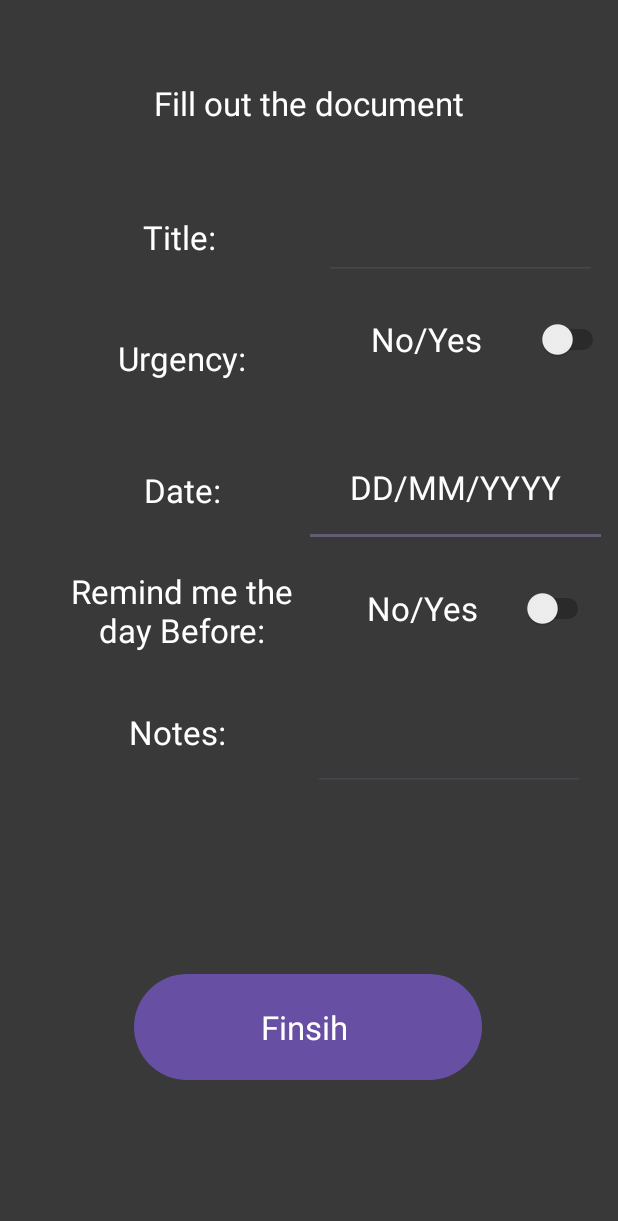
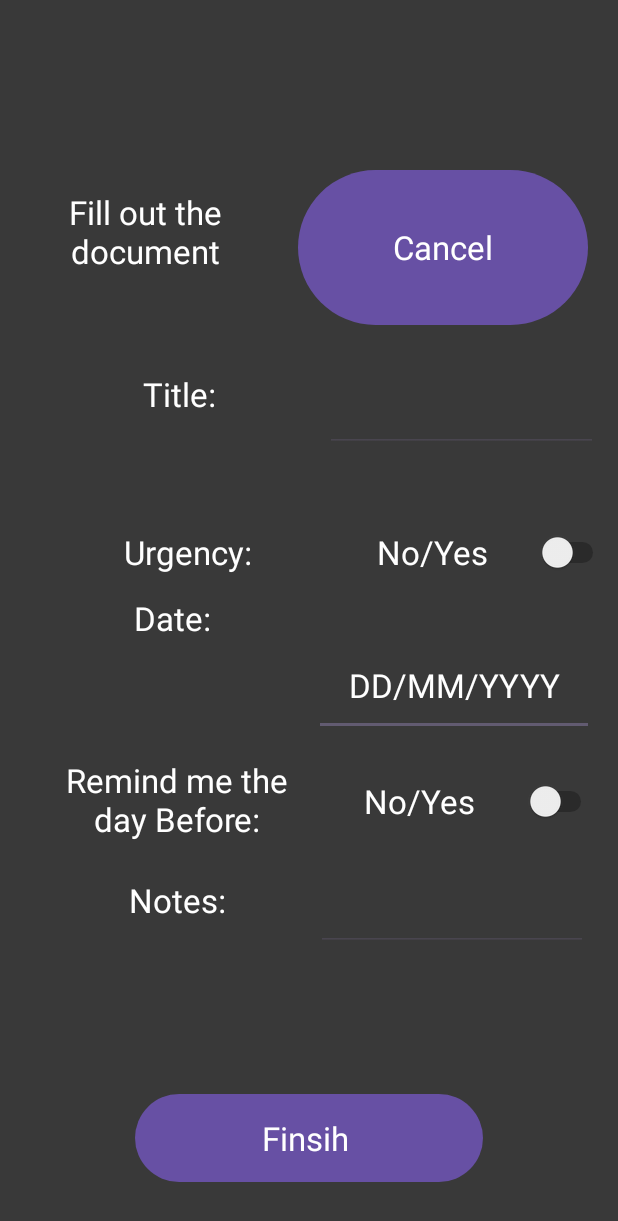
Before and after one commit to mohammadabk2/KeepTasks, an Android app: the screen it shows after launch (CreateTask), after a tap on "Add Task", on a phone screen of 412 x 824 dp. Shown: the top 1221 px of the screen. Run offline under Robolectric (Android 15) with nearby library versions, the light colour scheme and no system bars.

Commit message:
make objects to view

```diff
--- a/app/build.gradle.kts
+++ b/app/build.gradle.kts
@@ -8,7 +8,7 @@ android {
 
     defaultConfig {
         applicationId = "com.example.keeptasks"
-        minSdk = 34
+        minSdk = 29
         targetSdk = 34
         versionCode = 1
         versionName = "1.0"
--- a/app/src/main/java/com/example/keeptasks/CreateTask.java
+++ b/app/src/main/java/com/example/keeptasks/CreateTask.java
@@ -6,7 +6,6 @@ import android.widget.Button;
 import android.view.View;
 import android.util.Log;
 import android.content.Intent;
-import android.content.Context;
 import android.widget.EditText;
 import android.widget.Switch;
 import android.widget.Toast;
@@ -14,18 +13,16 @@ import android.widget.Toast;
 public class CreateTask extends AppCompatActivity {
     private int count1 = 0;
     private int count2 = 0;
-    private static final int CREATE_CODE = 40;
 
     @Override
     protected void onCreate(Bundle savedInstanceState) {
         super.onCreate(savedInstanceState);
         setContentView(R.layout.activity_createtask);
 
-        // Intents and Activities
+        // Intent
         Intent intent = new Intent(getApplicationContext(), MainActivity.class);
-
         // Screen Objects
-        Button btndn = (Button) findViewById(R.id.btndone);
+        Button btndn = (Button) findViewById(R.id.btnalltask);
         EditText txtName = (EditText) findViewById(R.id.taskfiled);
         Switch urgent = (Switch) findViewById(R.id.switchurgent);
         EditText txtNote = (EditText) findViewById(R.id.notefiled);
@@ -55,7 +52,7 @@ public class CreateTask extends AppCompatActivity {
                 // TODO: Date check if valid if empty and add it as an alarm
                 if (DateBefroe && count2 == 0) {// for dayBefore checkbox
                     count2++;
-                    FileMaker daybeforere = new FileMaker(Name + "Day Before Reminder", urgent.isChecked(), false,
+                    FileMaker daybeforere = new FileMaker(Name + " Day Before Reminder", urgent.isChecked(), false,
                             Note);// create new file
                     // create another notifaction the day before
                 }
@@ -63,6 +60,8 @@ public class CreateTask extends AppCompatActivity {
                 if (!Name.matches("") && DateisRight) {
                     FileMaker daybeforere = new FileMaker(Name, urgent.isChecked(), DateBefroe, Note);
                     startActivity(intent);
+                    finish();
+
                 }
             }
         };
--- a/app/src/main/java/com/example/keeptasks/FileReader.java
+++ /dev/null
@@ -1,4 +0,0 @@
-package com.example.keeptasks;
-
-public class FileReader {
-}
--- a/app/src/main/java/com/example/keeptasks/MainActivity.java
+++ b/app/src/main/java/com/example/keeptasks/MainActivity.java
@@ -13,48 +13,56 @@ public class MainActivity extends AppCompatActivity {
     protected void onCreate(Bundle savedInstanceState) {
         super.onCreate(savedInstanceState);
         setContentView(R.layout.activity_main);
-        // move between pages
+
         Intent intentTask = new Intent(getApplicationContext(), CreateTask.class);
-        Intent intentSettings = new Intent(getApplicationContext(), Settings.class);
-
-        // screen Objects
         Button btnadd = (Button) findViewById(R.id.btnadd);
-        Button btnurgent = (Button) findViewById(R.id.btngourgent);
-        Button btnnormal = (Button) findViewById(R.id.btngonormal);
-        Button btnAll = (Button) findViewById(R.id.btndone);
-        Button btngosetting = (Button) findViewById(R.id.btnsettings);
-
-        // Listeners
         android.view.View.OnClickListener addlistener = new View.OnClickListener() {
             public void onClick(View v) {
                 // TODO:add create alarm function here
                 Log.d("BUTTONS", "User tapped the add button");
+                finish();
                 startActivity(intentTask);
-                // setContentView(R.layout.activity_createtask);
+                // finish();
             }
         };
         btnadd.setOnClickListener(addlistener);
-        android.view.View.OnClickListener urgentgolistener = new View.OnClickListener() {
-            public void onClick(View v) {
-                // TODO:add create go to Urgent screen
-                Log.d("BUTTONS", "User tapped the go to Urgent button");
-            }
-        };
-        btnurgent.setOnClickListener(urgentgolistener);
-        android.view.View.OnClickListener normalgolistener = new View.OnClickListener() {
-            public void onClick(View v) {
-                // TODO:add create go to normal screen
-                Log.d("BUTTONS", "User tapped the go to normal button");
-            }
-        };
-        btnnormal.setOnClickListener(normalgolistener);
+
+        Button btnAll = (Button) findViewById(R.id.btnalltask);
+        Intent intentTasksAll = new Intent(getApplicationContext(), TaskBody.class);
         android.view.View.OnClickListener allgolistener = new View.OnClickListener() {
             public void onClick(View v) {
-                // TODO:add create go to normal screen
+                // TODO:add create go to All screen
                 Log.d("BUTTONS", "User tapped the go to ALL button");
+                finish();
+                startActivity(intentTasksAll);
+                // finish();
+
             }
         };
         btnAll.setOnClickListener(allgolistener);
+
+        // Button btnurgent = (Button) findViewById(R.id.btngourgent);
+        // android.view.View.OnClickListener urgentgolistener = new
+        // View.OnClickListener() {
+        // public void onClick(View v) {
+        // // TODO:add create go to Urgent screen
+        // Log.d("BUTTONS", "User tapped the go to Urgent button");
+        // }
+        // };
+        // btnurgent.setOnClickListener(urgentgolistener);
+
+        // Button btnnormal = (Button) findViewById(R.id.btngonormal);
+        // android.view.View.OnClickListener normalgolistener = new
+        // View.OnClickListener() {
+        // public void onClick(View v) {
+        // // TODO:add create go to normal screen
+        // Log.d("BUTTONS", "User tapped the go to normal button");
+        // }
+        // };
+        // btnnormal.setOnClickListener(normalgolistener);
+
+        Button btngosetting = (Button) findViewById(R.id.btnsettings);
+        Intent intentSettings = new Intent(getApplicationContext(), Settings.class);
         android.view.View.OnClickListener settingslistener = new View.OnClickListener() {
             public void onClick(View v) {
                 // TODO:add create go to normal screen
@@ -63,6 +71,18 @@ public class MainActivity extends AppCompatActivity {
             }
         };
         btngosetting.setOnClickListener(settingslistener);
+
+        Button btnExit = (Button) findViewById(R.id.btnexit);
+        android.view.View.OnClickListener exitlistener = new View.OnClickListener() {
+            public void onClick(View v) {
+                // TODO:add create go to normal screen
+                finish();
+                Log.d("BUTTONS", "User tapped the Exit button");
+                // finish();
+            }
+        };
+        btnExit.setOnClickListener(exitlistener);
+
     }
 
 }
--- a/app/src/main/java/com/example/keeptasks/Settings.java
+++ b/app/src/main/java/com/example/keeptasks/Settings.java
@@ -16,12 +16,13 @@ public class Settings extends AppCompatActivity {
         //move between pages
         Intent intent = new Intent(getApplicationContext(), MainActivity.class);
         // buttons
-        Button btnexit = (Button) findViewById(R.id.btnext);
+        Button btnexit = (Button) findViewById(R.id.btedit);
         // Listeners
         android.view.View.OnClickListener exitlistener = new View.OnClickListener() {
             public void onClick(View v) {
                 // TODO: create alarm and set in storage
                 Log.d("BUTTONS", "User tapped the Exit button");
+                finish();
                 startActivity(intent);
             }
         };
--- a/app/src/main/res/layout/activity_createtask.xml
+++ b/app/src/main/res/layout/activity_createtask.xml
@@ -5,180 +5,153 @@
     android:layout_width="match_parent"
     android:layout_height="match_parent"
     android:background="#393939"
-    tools:context=".MainActivity">
+    tools:context=".CreateTask">
 
 
+    <Button
+        android:id="@+id/btncancel"
+        android:layout_width="0dp"
+        android:layout_height="0dp"
+        android:layout_marginTop="109dp"
+        android:layout_marginEnd="20dp"
+        android:layout_marginBottom="92dp"
+        android:text="Cancel"
+        android:textAppearance="@style/TextAppearance.AppCompat.Large"
+        app:layout_constraintBottom_toTopOf="@+id/switchurgent"
+        app:layout_constraintEnd_toEndOf="parent"
+        app:layout_constraintStart_toEndOf="@+id/txttitle"
+        app:layout_constraintTop_toTopOf="parent" />
+
     <TextView
-        android:id="@+id/textView5"
+        android:id="@+id/txttitle"
         android:layout_width="0dp"
-        android:layout_height="66dp"
-        android:layout_marginTop="142dp"
-        android:layout_marginBottom="142dp"
+        android:layout_height="0dp"
+        android:layout_marginTop="109dp"
+        android:layout_marginEnd="5dp"
+        android:layout_marginBottom="11dp"
         android:gravity="center"
-        android:text="Urgency:"
+        android:text="Fill out the document"
         android:textAppearance="@style/TextAppearance.AppCompat.Large"
         android:textColor="#FFFFFF"
-        app:layout_constraintBottom_toTopOf="@+id/textView6"
-        app:layout_constraintEnd_toStartOf="@+id/switchurgent"
-        app:layout_constraintStart_toStartOf="@+id/textView4"
-        app:layout_constraintTop_toTopOf="@+id/txttitle" />
-
-    <Switch
-        android:id="@+id/switchurgent"
-        android:layout_width="0dp"
-        android:layout_height="0dp"
-
-        android:layout_marginEnd="6dp"
-        android:layout_marginBottom="20dp"
-        android:gravity="center"
-        android:text="No/Yes"
-        android:textAppearance="@style/TextAppearance.AppCompat.Large"
-        android:textColor="#FFFFFF"
-        app:layout_constraintBottom_toTopOf="@+id/dateinput"
-        app:layout_constraintEnd_toEndOf="parent"
-        app:layout_constraintStart_toEndOf="@+id/txt"
-        app:layout_constraintTop_toBottomOf="@+id/taskfiled" />
-
-    <TextView
-        android:id="@+id/textView4"
-        android:layout_width="0dp"
-        android:layout_height="0dp"
-        android:layout_marginStart="31dp"
-        android:layout_marginEnd="3dp"
-        android:gravity="center"
-        android:text="Date:"
-        android:textAppearance="@style/TextAppearance.AppCompat.Large"
-        android:textColor="#FFFFFF"
-        app:layout_constraintBottom_toTopOf="@+id/textView3"
-        app:layout_constraintEnd_toStartOf="@+id/switchremind"
+        app:layout_constraintBottom_toTopOf="@+id/taskfiled"
+        app:layout_constraintEnd_toStartOf="@+id/btncancel"
         app:layout_constraintStart_toStartOf="parent"
-        app:layout_constraintTop_toTopOf="@+id/dateinput" />
+        app:layout_constraintTop_toTopOf="parent" />
 
     <EditText
         android:id="@+id/dateinput"
-        android:layout_width="202dp"
+        android:layout_width="0dp"
         android:layout_height="0dp"
-        android:layout_marginEnd="7dp"
-        android:layout_marginBottom="3dp"
+        android:layout_marginEnd="16dp"
+        android:layout_marginBottom="10dp"
         android:ems="10"
         android:gravity="center"
         android:inputType="date"
         android:text="DD/MM/YYYY"
         android:textAppearance="@style/TextAppearance.AppCompat.Large"
         android:textColor="#FFFFFF"
-        app:layout_constraintBottom_toTopOf="@+id/textView3"
+        app:layout_constraintBottom_toTopOf="@+id/switchremind"
         app:layout_constraintEnd_toEndOf="parent"
+        app:layout_constraintStart_toEndOf="@+id/textView4"
         app:layout_constraintTop_toBottomOf="@+id/switchurgent" />
+
+    <TextView
+        android:id="@+id/textView4"
+        android:layout_width="0dp"
+        android:layout_height="69dp"
+        android:layout_marginStart="21dp"
+        android:layout_marginEnd="1dp"
+        android:gravity="center"
+        android:text="Date:"
+        android:textAppearance="@style/TextAppearance.AppCompat.Large"
+        android:textColor="#FFFFFF"
+        app:layout_constraintBottom_toBottomOf="parent"
+        app:layout_constraintEnd_toStartOf="@+id/dateinput"
+        app:layout_constraintStart_toStartOf="parent"
+        app:layout_constraintTop_toTopOf="parent" />
+
+    <EditText
+        android:id="@+id/notefiled"
+        android:layout_width="0dp"
+        android:layout_height="0dp"
+        android:layout_marginEnd="20dp"
+        android:layout_marginBottom="91dp"
+        android:ems="10"
+        android:gravity="center"
+        android:text=""
+        android:textAppearance="@style/TextAppearance.AppCompat.Large"
+        android:textColor="#FFFFFF"
+        app:layout_constraintBottom_toTopOf="@+id/btnalltask"
+        app:layout_constraintEnd_toEndOf="parent"
+        app:layout_constraintStart_toEndOf="@+id/textView6"
+        app:layout_constraintTop_toBottomOf="@+id/switchremind" />
+
+    <TextView
+        android:id="@+id/textView3"
+        android:layout_width="0dp"
+        android:layout_height="0dp"
+        android:layout_marginStart="1dp"
+        android:layout_marginEnd="1dp"
+        android:layout_marginBottom="1dp"
+        android:gravity="center"
+        android:text="Remind me the day Before:"
+        android:textAppearance="@style/TextAppearance.AppCompat.Large"
+        android:textColor="#FFFFFF"
+        app:layout_constraintBottom_toTopOf="@+id/notefiled"
+        app:layout_constraintEnd_toStartOf="@+id/switchremind"
+        app:layout_constraintStart_toStartOf="@+id/textView6"
+        app:layout_constraintTop_toTopOf="@+id/switchremind" />
 
     <Switch
         android:id="@+id/switchremind"
         android:layout_width="0dp"
         android:layout_height="0dp"
 
-        android:layout_marginEnd="16dp"
+        android:layout_marginEnd="14dp"
         android:gravity="center"
         android:text="No/Yes"
         android:textAppearance="@style/TextAppearance.AppCompat.Large"
         android:textColor="#FFFFFF"
-        app:layout_constraintBottom_toBottomOf="@+id/textView3"
-        app:layout_constraintEnd_toEndOf="parent"
-        app:layout_constraintStart_toEndOf="@+id/textView4"
-        app:layout_constraintTop_toBottomOf="@+id/dateinput" />
-
-    <EditText
-        android:id="@+id/notefiled"
-        android:layout_width="0dp"
-        android:layout_height="0dp"
-        android:layout_marginEnd="22dp"
-        android:ems="10"
-        android:gravity="center"
-        android:text=""
-        android:textAppearance="@style/TextAppearance.AppCompat.Large"
-        android:textColor="#FFFFFF"
-        app:layout_constraintBottom_toBottomOf="@+id/textView6"
+        app:layout_constraintBottom_toTopOf="@+id/notefiled"
         app:layout_constraintEnd_toEndOf="parent"
         app:layout_constraintStart_toEndOf="@+id/textView6"
-        app:layout_constraintTop_toBottomOf="@+id/switchremind" />
+        app:layout_constraintTop_toBottomOf="@+id/dateinput" />
 
     <TextView
         android:id="@+id/textView6"
         android:layout_width="0dp"
         android:layout_height="0dp"
         android:layout_marginStart="27dp"
-        android:layout_marginBottom="118dp"
+        android:layout_marginTop="1dp"
+        android:layout_marginEnd="2dp"
+        android:layout_marginBottom="1dp"
         android:gravity="center"
         android:text="Notes:"
         android:textAppearance="@style/TextAppearance.AppCompat.Large"
         android:textColor="#FFFFFF"
-        app:layout_constraintBottom_toTopOf="@+id/btndone"
+        app:layout_constraintBottom_toBottomOf="@+id/notefiled"
         app:layout_constraintEnd_toStartOf="@+id/notefiled"
         app:layout_constraintStart_toStartOf="parent"
         app:layout_constraintTop_toBottomOf="@+id/textView3" />
 
-    <TextView
-        android:id="@+id/textView3"
-        android:layout_width="187dp"
-        android:layout_height="0dp"
-        android:layout_marginBottom="2dp"
-        android:gravity="center"
-        android:text="Remind me the day Before:"
-        android:textAppearance="@style/TextAppearance.AppCompat.Large"
-        android:textColor="#FFFFFF"
-        app:layout_constraintBottom_toTopOf="@+id/textView6"
-        app:layout_constraintEnd_toStartOf="@+id/switchremind"
-        app:layout_constraintTop_toBottomOf="@+id/dateinput" />
-
-    <TextView
-        android:id="@+id/txttitle"
-        android:layout_width="0dp"
-        android:layout_height="0dp"
-        android:layout_marginStart="6dp"
-        android:layout_marginTop="29dp"
-        android:layout_marginEnd="6dp"
-        android:gravity="center"
-        android:text="Fill out the document"
-        android:textAppearance="@style/TextAppearance.AppCompat.Large"
-        android:textColor="#FFFFFF"
-        app:layout_constraintBottom_toTopOf="@+id/taskfiled"
-        app:layout_constraintEnd_toEndOf="parent"
-        app:layout_constraintStart_toStartOf="parent"
-        app:layout_constraintTop_toTopOf="parent" />
-
     <Button
-        android:id="@+id/btndone"
+        android:id="@+id/btnalltask"
         android:layout_width="232dp"
         android:layout_height="0dp"
-        android:layout_marginBottom="100dp"
+        android:layout_marginBottom="32dp"
         android:text="Finsih "
         android:textAppearance="@style/TextAppearance.AppCompat.Large"
         app:layout_constraintBottom_toBottomOf="parent"
         app:layout_constraintEnd_toEndOf="parent"
-        app:layout_constraintHorizontal_bias="0.497"
         app:layout_constraintStart_toStartOf="parent"
-        app:layout_constraintTop_toBottomOf="@+id/textView6" />
-
-    <TextView
-        android:id="@+id/txt"
-        android:layout_width="0dp"
-        android:layout_height="0dp"
-        android:layout_marginStart="28dp"
-        android:layout_marginTop="6dp"
-        android:layout_marginEnd="5dp"
-        android:layout_marginBottom="4dp"
-        android:gravity="center"
-        android:text="Title:"
-        android:textAppearance="@style/TextAppearance.AppCompat.Large"
-        android:textColor="#FFFFFF"
-        app:layout_constraintBottom_toTopOf="@+id/textView5"
-        app:layout_constraintEnd_toStartOf="@+id/taskfiled"
-        app:layout_constraintStart_toStartOf="parent"
-        app:layout_constraintTop_toTopOf="@+id/taskfiled" />
+        app:layout_constraintTop_toBottomOf="@+id/notefiled" />
 
     <EditText
         android:id="@+id/taskfiled"
         android:layout_width="0dp"
         android:layout_height="0dp"
-        android:layout_marginEnd="14dp"
+        android:layout_marginEnd="13dp"
+        android:layout_marginBottom="11dp"
         android:ems="10"
         android:gravity="center"
         android:text=""
@@ -189,5 +162,51 @@
         app:layout_constraintStart_toEndOf="@+id/txt"
         app:layout_constraintTop_toBottomOf="@+id/txttitle" />
 
+    <TextView
+        android:id="@+id/textView5"
+        android:layout_width="0dp"
+        android:layout_height="66dp"
+        android:layout_marginStart="31dp"
+        android:gravity="center"
+        android:text="Urgency:"
+        android:textAppearance="@style/TextAppearance.AppCompat.Large"
+        android:textColor="#FFFFFF"
+        app:layout_constraintBaseline_toBaselineOf="@+id/switchurgent"
+        app:layout_constraintEnd_toStartOf="@+id/switchurgent"
+        app:layout_constraintStart_toStartOf="parent" />
+
+    <TextView
+        android:id="@+id/txt"
+        android:layout_width="0dp"
+        android:layout_height="0dp"
+        android:layout_marginStart="28dp"
+        android:layout_marginTop="5dp"
+        android:layout_marginEnd="6dp"
+        android:layout_marginBottom="4dp"
+        android:gravity="center"
+        android:text="Title:"
+        android:textAppearance="@style/TextAppearance.AppCompat.Large"
+        android:textColor="#FFFFFF"
+        app:layout_constraintBottom_toTopOf="@+id/switchurgent"
+        app:layout_constraintEnd_toStartOf="@+id/taskfiled"
+        app:layout_constraintStart_toStartOf="parent"
+        app:layout_constraintTop_toTopOf="@+id/taskfiled" />
+
+    <Switch
+        android:id="@+id/switchurgent"
+        android:layout_width="0dp"
+        android:layout_height="0dp"
+
+        android:layout_marginEnd="6dp"
+        android:layout_marginBottom="400dp"
+        android:gravity="center"
+        android:text="No/Yes"
+        android:textAppearance="@style/TextAppearance.AppCompat.Large"
+        android:textColor="#FFFFFF"
+        app:layout_constraintBottom_toBottomOf="parent"
+        app:layout_constraintEnd_toEndOf="parent"
+        app:layout_constraintStart_toEndOf="@+id/textView5"
+        app:layout_constraintTop_toBottomOf="@+id/btncancel" />
+
 
 </androidx.constraintlayout.widget.ConstraintLayout>
```
Also changed, not shown: app/src/main/AndroidManifest.xml (+8 -13 lines), app/src/main/java/com/example/keeptasks/FileMaker.java (+9 -6 lines), app/src/main/java/com/example/keeptasks/FileRead.java (added, +55 -0 lines), app/src/main/java/com/example/keeptasks/TaskBody.java (added, +47 -0 lines), app/src/main/res/layout/activity_main.xml (+39 -33 lines), app/src/main/res/layout/activity_settings.xml (+7 -7 lines), app/src/main/res/layout/activity_taskshow.xml (added, +73 -0 lines), 1 other file.
